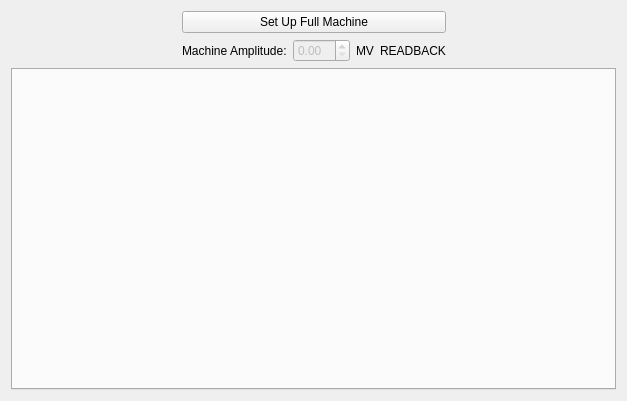
This is setup.ui in slaclab/srf_auto_setup as Qt 5 draws it before an edit. The edited form follows.
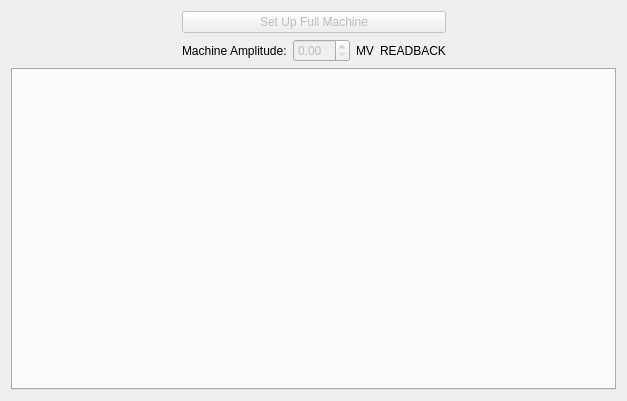
This is the edited form.

Commit message: first pass at removing reliance on PV objects

```diff
--- a/setup.ui
+++ b/setup.ui
@@ -49,6 +49,9 @@
    </item>
    <item row="0" column="1" colspan="4">
     <widget class="QPushButton" name="machineSetupButton">
+     <property name="enabled">
+      <bool>false</bool>
+     </property>
      <property name="text">
       <string>Set Up Full Machine</string>
      </property>
```
The commit also changes 2 other files.
